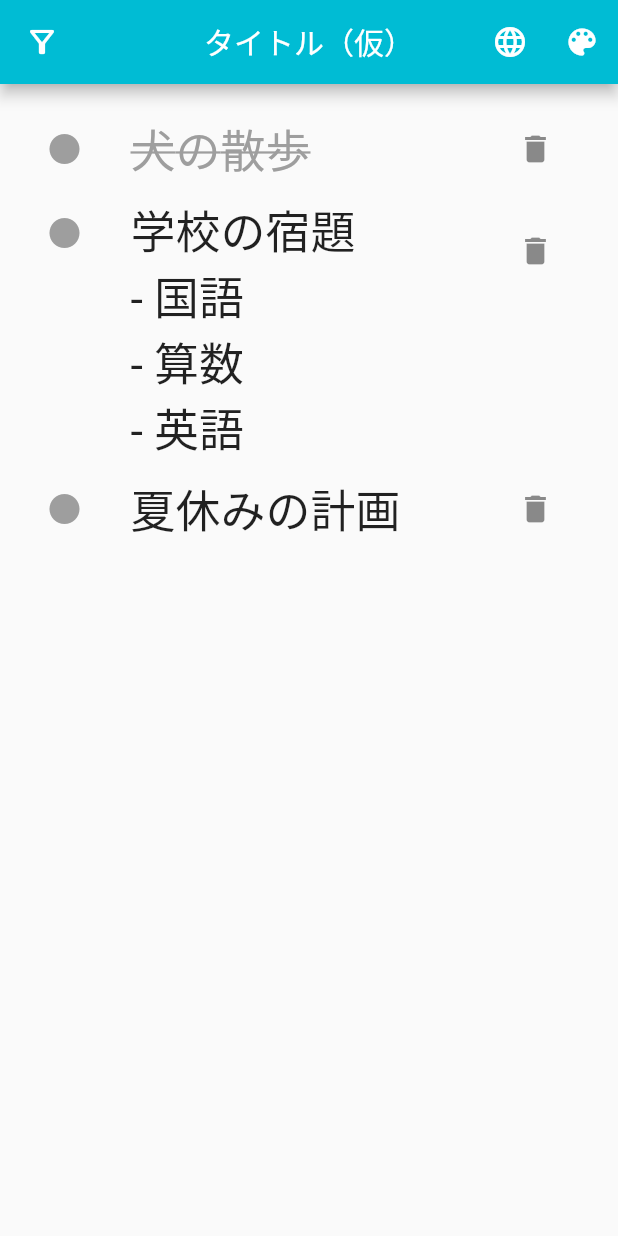
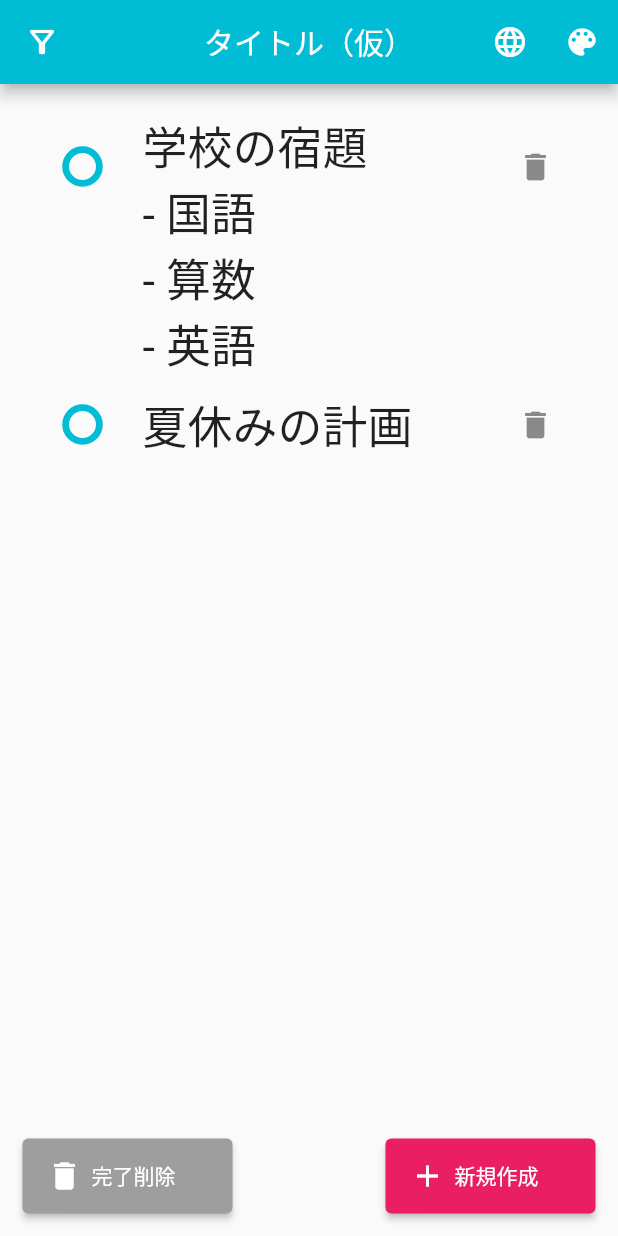
Before and after one commit to koki-to/getx_todo_app, a Flutter app: the screen it shows after launch, after a tap on the "delete" icon, on a phone screen of 412 x 824 dp. Run offline on Flutter 3.47's test engine with Material 2 defaults, Android fonts, the phone set to English and light mode, and no system bars; our stand-ins replace get; Roboto replaces fonts that are missing (DotGothic).

Commit message:
edit_todo

```diff
--- /dev/null
+++ b/lib/controllers/filter_controller.dart
@@ -0,0 +1,12 @@
+import 'package:get/get.dart';
+import 'package:get/get_state_manager/get_state_manager.dart';
+
+class FilterController extends GetxController {
+  final RxBool _hideDone = false.obs;
+
+  bool get hideDone => _hideDone.value;
+
+  void toggleHide() {
+    _hideDone.toggle();
+  }
+}
--- a/lib/controllers/todo_controller.dart
+++ b/lib/controllers/todo_controller.dart
@@ -1,8 +1,19 @@
 import 'package:get/get.dart';
+import 'package:getx_todo_app/controllers/filter_controller.dart';
 import 'package:getx_todo_app/model/todo.dart';
 
 class TodoController extends GetxController {
   final _todos = <Todo>[].obs;
+
+  // 未完了タスクとの切り替え
+  List<Todo> get todos {
+    final hideDone = Get.find<FilterController>().hideDone;
+    if (hideDone) {
+      return _todos.where((todo) => todo.done == false).toList();
+    } else {
+      return _todos;
+    }
+  }
 
   @override
   void onInit() {
@@ -10,5 +21,41 @@ class TodoController extends GetxController {
     _todos.addAll(Todo.initialTodos);
   }
 
-  List<Todo> get todos => _todos;
+  Todo? getTodoById(String id) {
+    try {
+      return _todos.singleWhere((e) => e.id == id);
+    } on StateError {
+      return null;
+    }
+  }
+
+  // Todoの追加
+  void addTodo(String description) {
+    final todo = Todo(description: description);
+    _todos.add(todo);
+  }
+
+  // Todoのtext更新
+  void updateText(String description, Todo todo) {
+    final index = _todos.indexOf(todo);
+    final newTodo = todo.copyWith(description: description);
+    _todos.setAll(index, [newTodo]);
+  }
+
+  // Todoの完了状況更新
+  void updateDone(bool done, Todo todo) {
+    final index = _todos.indexOf(todo);
+    final newTodo = todo.copyWith(done: done);
+    _todos.setAll(index, [newTodo]);
+  }
+
+  // Todoの削除
+  void remove(Todo todo) {
+    _todos.remove(todo);
+  }
+
+  // 完了タスクの一括削除
+  void deleteDone() {
+    _todos.removeWhere((e) => e.done == true);
+  }
 }
--- a/lib/main.dart
+++ b/lib/main.dart
@@ -31,9 +31,11 @@ class MyApp extends StatelessWidget {
           page: () => HomePage(),
         ),
         GetPage(
-          name: '/todo/:todoId',
-          page: () => AddTodoPage(todoId: Get.parameters['todoId']),
-        )
+          name: '/todo',
+          page: () => AddTodoPage(
+            todoId: Get.parameters['id'],
+          ),
+        ),
       ],
     );
   }
--- a/lib/model/todo.dart
+++ b/lib/model/todo.dart
@@ -1,3 +1,5 @@
+import 'dart:convert';
+
 class Todo {
   final String id;
   final String description;
@@ -6,9 +8,55 @@ class Todo {
   Todo({required this.description, this.done = false}) : id = DateTime.now().millisecondsSinceEpoch.toString();
   const Todo.withId({required this.id, required this.description, this.done = false});
 
+  factory Todo.fromJson(String json) {
+    final mapData = jsonDecode(json);
+    return Todo.withId(
+      id: mapData['id'] as String,
+      description: mapData['id'] as String,
+      done: mapData['done'] as bool,
+    );
+  }
+
+  String toJson() {
+    return jsonEncode({
+      'id': id,
+      'text': description,
+      'done': done,
+    });
+  }
+
   static const initialTodos = [
     Todo.withId(id: '0', description: '犬の散歩', done: true),
     Todo.withId(id: '1', description: '学校の宿題\n- 国語\n- 算数\n- 英語'),
     Todo.withId(id: '2', description: '夏休みの計画'),
   ];
+
+  Todo copyWith({
+    String? id,
+    String? description,
+    bool? done,
+  }) {
+    return Todo.withId(
+      id: id ?? this.id,
+      description: description ?? this.description,
+      done: done ?? this.done,
+    );
+  }
+
+  Map<String, dynamic> toMap() {
+    return {
+      'id': id,
+      'description': description,
+      'done': done,
+    };
+  }
+
+  @override
+  bool operator ==(Object other) {
+    if (identical(this, other)) return true;
+    return other is Todo && other.id == id;
+  }
+
+  @override
+  int get hashCode => Object.hash(id.hashCode, description.hashCode, done.hashCode);
 }
--- a/lib/pages/home_page.dart
+++ b/lib/pages/home_page.dart
@@ -1,11 +1,13 @@
 import 'package:flutter/material.dart';
 import 'package:get/get.dart';
+import 'package:getx_todo_app/controllers/filter_controller.dart';
 import 'package:getx_todo_app/controllers/todo_controller.dart';
 import 'package:getx_todo_app/widgets/todo_list.dart';
 
 class HomePage extends StatelessWidget {
   HomePage({Key? key}) : super(key: key);
   final todoController = Get.put(TodoController());
+  final filterController = Get.put(FilterController());
   @override
   Widget build(BuildContext context) {
     return Scaffold(
@@ -13,9 +15,10 @@ class HomePage extends StatelessWidget {
         centerTitle: true,
         title: const Text('タイトル（仮）'), // TODO:未完了タスクの数を表示
         leading: IconButton(
-          icon: const Icon(Icons.filter_alt_outlined), // TODO:フィルタの状態をアイコンに反映
-          onPressed: () {}, // TODO:フィルタの処理を呼び出す
-        ),
+            icon: Obx(() => Icon(
+                  filterController.hideDone ? Icons.filter_alt : Icons.filter_alt_outlined,
+                )),
+            onPressed: filterController.toggleHide),
         actions: [
           IconButton(
             icon: const Icon(Icons.language),
@@ -25,7 +28,7 @@ class HomePage extends StatelessWidget {
               ),
         ],
       ),
-      body: TodoList(), // TODO:リスト表示のウィジェットを作成
+      body: TodoList(),
     );
   }
 }
--- /dev/null
+++ b/lib/widgets/action_button.dart
@@ -0,0 +1,34 @@
+import 'package:flutter/material.dart';
+
+class ActionButton extends StatelessWidget {
+  final String label;
+  final IconData icon;
+  final Color color;
+  final VoidCallback? onPressed;
+
+  const ActionButton({
+    Key? key,
+    required this.label,
+    required this.icon,
+    required this.color,
+    this.onPressed,
+  }) : super(key: key);
+
+  @override
+  Widget build(BuildContext context) {
+    return ElevatedButton(
+      onPressed: onPressed,
+      style: ElevatedButton.styleFrom(
+        primary: color,
+        fixedSize: const Size(140, 50),
+      ),
+      child: Row(
+        children: [
+          Icon(icon),
+          const SizedBox(width: 6),
+          Text(label),
+        ],
+      ),
+    );
+  }
+}
--- /dev/null
+++ b/lib/widgets/todo_checkbox.dart
@@ -0,0 +1,32 @@
+import 'package:flutter/material.dart';
+import 'package:get/get.dart';
+import 'package:getx_todo_app/controllers/todo_controller.dart';
+import 'package:getx_todo_app/model/todo.dart';
+
+class TodoCheckbox extends StatelessWidget {
+  final Todo todo;
+
+  const TodoCheckbox(this.todo, {Key? key}) : super(key: key);
+
+  @override
+  Widget build(BuildContext context) {
+    return Transform.scale(
+      // チェックボックスが小さい対策
+      scale: 1.5,
+      child: Checkbox(
+        shape: const CircleBorder(),
+        checkColor: Colors.transparent,
+        activeColor: Colors.grey,
+        side: BorderSide(
+          width: 3,
+          color: Theme.of(context).colorScheme.primary,
+        ),
+        value: todo.done,
+        onChanged: (value) {
+          // チェックボックスが押されたらTodoControllerを探してTodoを差し替え
+          Get.find<TodoController>().updateDone(value!, todo);
+        },
+      ),
+    );
+  }
+}
--- a/lib/widgets/todo_list.dart
+++ b/lib/widgets/todo_list.dart
@@ -1,6 +1,7 @@
 import 'package:flutter/material.dart';
 import 'package:get/get.dart';
 import 'package:getx_todo_app/controllers/todo_controller.dart';
+import 'package:getx_todo_app/widgets/action_button.dart';
 import 'package:getx_todo_app/widgets/todo_tile.dart';
 
 class TodoList extends StatelessWidget {
@@ -28,8 +29,21 @@ class TodoList extends StatelessWidget {
           Row(
             mainAxisAlignment: MainAxisAlignment.spaceBetween,
             children: [
-              // TODO:ActionButtonを作成する（左下の完了削除ボタン）
-              // TODO:ActionButtonを作成する（右下の新規追加ボタン）
+              ActionButton(
+                label: '完了削除',
+                icon: Icons.delete,
+                color: Colors.grey,
+                onPressed: () {
+                  // TODO: フィルタが解除されていて、一つでも完了タスクがある場合のみ動作させる
+                  todoController.deleteDone();
+                },
+              ),
+              ActionButton(
+                label: '新規作成',
+                icon: Icons.add,
+                color: Theme.of(context).colorScheme.secondary,
+                onPressed: () => Get.toNamed('/todo'),
+              ),
             ],
           ),
         ],
--- a/lib/widgets/todo_tile.dart
+++ b/lib/widgets/todo_tile.dart
@@ -1,6 +1,8 @@
 import 'package:flutter/material.dart';
 import 'package:get/get.dart';
+import 'package:getx_todo_app/controllers/todo_controller.dart';
 import 'package:getx_todo_app/model/todo.dart';
+import 'package:getx_todo_app/widgets/todo_checkbox.dart';
 
 class TodoTile extends StatelessWidget {
   final Todo todo;
@@ -11,12 +13,9 @@ class TodoTile extends StatelessWidget {
   Widget build(BuildContext context) {
     return ListTile(
       onTap: () {
-        Get.toNamed('/todo/${todo.id}');
+        Get.toNamed('/todo?id=${todo.id}');
       }, // TODO:RouterにIDを渡してタスク編集画面に遷移
-      leading: const Icon(
-        Icons.circle,
-        color: Colors.grey,
-      ), // TODO:TodoCheckboxウィジェットの作成
+      leading: TodoCheckbox(todo),
       title: Text(
         todo.description,
         style: todo.done
@@ -28,7 +27,9 @@ class TodoTile extends StatelessWidget {
             : const TextStyle(fontSize: 30),
       ),
       trailing: IconButton(
-        onPressed: () {},
+        onPressed: () {
+          Get.find<TodoController>().remove(todo);
+        },
         icon: const Icon(Icons.delete),
       ),
     );
```
Also changed, not shown: lib/pages/add_todo_page.dart (+26 -3 lines).
